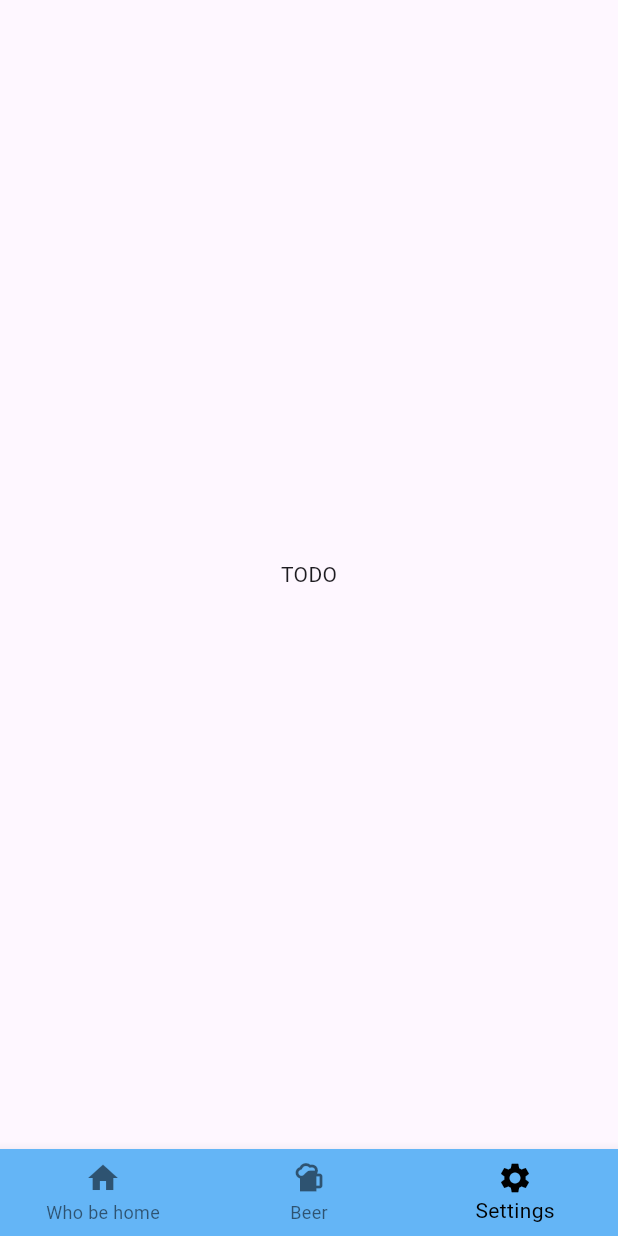
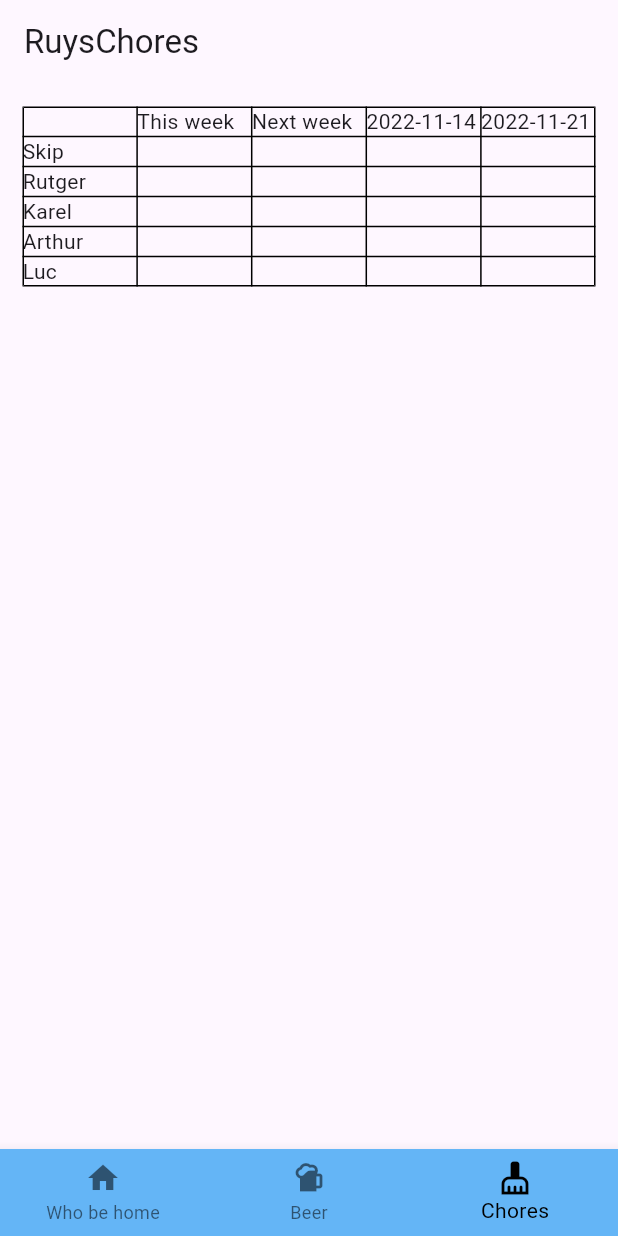
Before and after one commit to rutgercap/beer-tally, a Flutter app: the screen it shows after launch, item 3 of the bottom bar chosen, on a phone screen of 412 x 824 dp. Run offline on Flutter 3.47's test engine with Material 2 defaults, Android fonts, the phone set to English and light mode, and no system bars; our stand-ins replace flutter_riverpod, flutter_svg.

Commit message:
added more stuff

```diff
--- a/lib/main.dart
+++ b/lib/main.dart
@@ -1,5 +1,6 @@
 import 'package:beer_tally/screens/beer_tally_screen.dart';
-import 'package:beer_tally/screens/settings_screen.dart';
+import 'package:beer_tally/screens/chores_screen.dart';
+import 'package:beer_tally/screens/settings_modal.dart';
 import 'package:beer_tally/screens/who_home_screen.dart';
 import 'package:flutter/material.dart';
 import 'package:flutter_riverpod/flutter_riverpod.dart';
@@ -48,7 +49,7 @@ class _MyHomePageState extends State<MyHomePage> {
   static final List<Widget> _screens = [
     const WhoHomeScreen(),
     BeerTallyScreen(),
-    const SettingsScreen(),
+    ChoreScreen(),
   ];
 
   @override
@@ -69,8 +70,8 @@ class _MyHomePageState extends State<MyHomePage> {
             label: "Beer",
           ),
           BottomNavigationBarItem(
-            icon: Icon(Icons.settings),
-            label: "Settings",
+            icon: Icon(Icons.cleaning_services),
+            label: "Chores",
           ),
         ],
         currentIndex: _currentIndex,
--- a/lib/models/beer_row_model.dart
+++ b/lib/models/beer_row_model.dart
@@ -61,10 +61,6 @@ final beerRowProvider =
     const IBeerRow(id: 0, beers: 10),
     const IBeerRow(id: 1, beers: 100),
     IBeerRow(id: 2, beers: 0, emptySince: DateTime.now()),
-    IBeerRow(
-        id: 2,
-        beers: 0,
-        emptySince: DateTime.now().subtract(Duration(days: 2))),
     const IBeerRow(id: 3, beers: 20),
     const IBeerRow(id: 4, beers: 60),
     const IBeerRow(id: 5, beers: 80),
--- a/lib/screens/beer_tally_screen.dart
+++ b/lib/screens/beer_tally_screen.dart
@@ -33,6 +33,10 @@ class BeerTallyScreen extends ConsumerWidget {
     return Scaffold(
       appBar: AppBar(
         title: Text(_getText(ref.watch(currentModeProvider))),
+        // actions: [
+        //   IconButton(
+        //       onPressed: () => print("settings"), icon: Icon(Icons.settings)),
+        // ],
       ),
       body: Padding(
         padding: const EdgeInsets.symmetric(horizontal: 10),
--- /dev/null
+++ b/lib/screens/chores_screen.dart
@@ -0,0 +1,59 @@
+import 'package:flutter/material.dart';
+
+class ChoreScreen extends StatelessWidget {
+  ChoreScreen({super.key});
+
+  final List<String> _names = ["Skip", "Rutger", "Karel", "Arthur", "Luc"];
+
+  // Gets current + n weeks ahead
+  String getFutureWeek(int n) {
+    DateTime now = DateTime.now();
+    int daysToEndOfWeek = ((8 - (7 - now.weekday)) % 7);
+    now = now.add(Duration(days: daysToEndOfWeek));
+    now = now.add(Duration(days: (n * 7)));
+    return now.toString().substring(0, 10);
+  }
+
+  @override
+  Widget build(BuildContext context) {
+    return Scaffold(
+      appBar: AppBar(
+        title: const Text("RuysChores"),
+      ),
+      body: Padding(
+        padding: const EdgeInsets.all(15),
+        child: Table(
+          border: TableBorder.all(),
+          children: <TableRow>[
+            // Index
+            TableRow(children: [
+              Container(),
+              Container(
+                child: Text("This week"),
+              ),
+              Container(
+                child: Text("Next week"),
+              ),
+              Container(
+                child: Text(getFutureWeek(2)),
+              ),
+              Container(
+                child: Text(getFutureWeek(3)),
+              ),
+            ]),
+            for (final name in _names)
+              TableRow(children: [
+                Container(
+                  child: Text(name),
+                ),
+                Container(),
+                Container(),
+                Container(),
+                Container(),
+              ]),
+          ],
+        ),
+      ),
+    );
+  }
+}
--- a/lib/widgets/tally_row.dart
+++ b/lib/widgets/tally_row.dart
@@ -2,17 +2,6 @@ import 'package:beer_tally/models/beer_row_model.dart';
 import 'package:flutter/material.dart';
 import 'package:flutter_riverpod/flutter_riverpod.dart';
 import 'package:flutter_svg/svg.dart';
-
-class OutOfBeers extends StatelessWidget {
-  const OutOfBeers({super.key, required this.emptySince});
-  final DateTime emptySince;
-
-  @override
-  Widget build(BuildContext context) {
-    return Text(
-        "Out of beers since: ${emptySince.toString().substring(0, 10)}");
-  }
-}
 
 class FiveBeerIconSet extends StatelessWidget {
   const FiveBeerIconSet({super.key, required this.total})
@@ -88,7 +77,8 @@ class TallyRow extends ConsumerWidget {
           child: Row(
             children: [
               if (beers <= 0 && emptySince != null)
-                OutOfBeers(emptySince: emptySince!),
+                Text(
+                    "Out of beers since: ${emptySince.toString().substring(0, 10)}"),
               for (int i = 0; i < calcRows(); i++)
                 // Always display first maxrows - 1
                 if (i != _maxRows - 1)
```
Also changed, not shown: lib/screens/settings_modal.dart (line endings or trailing spaces).
